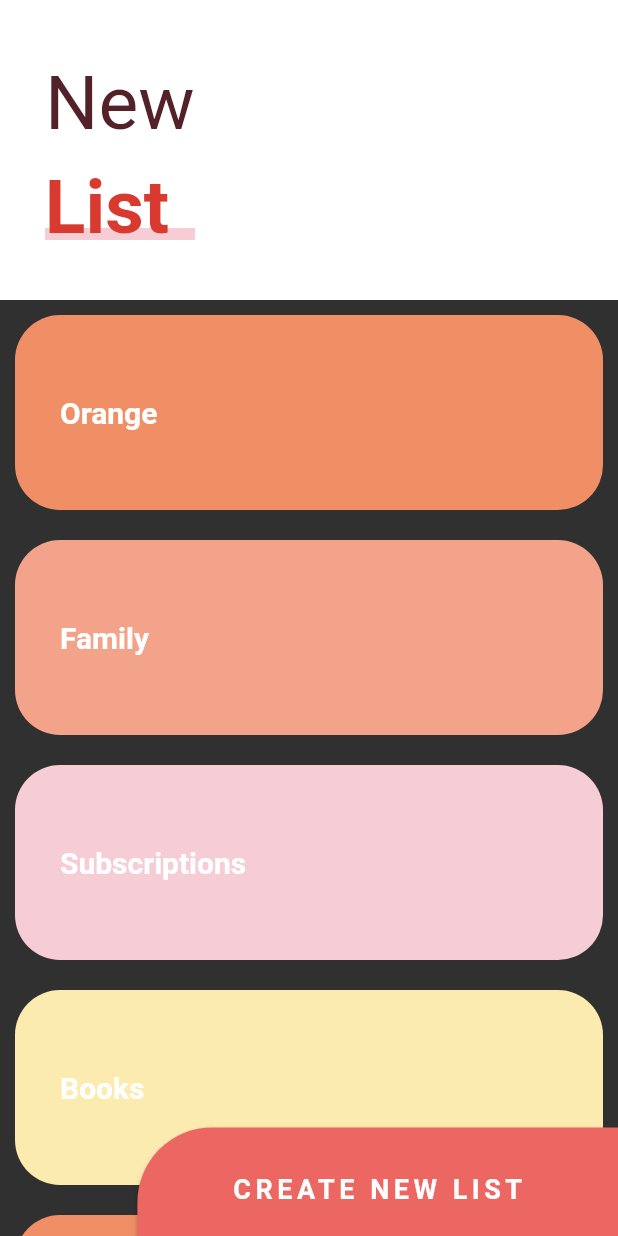
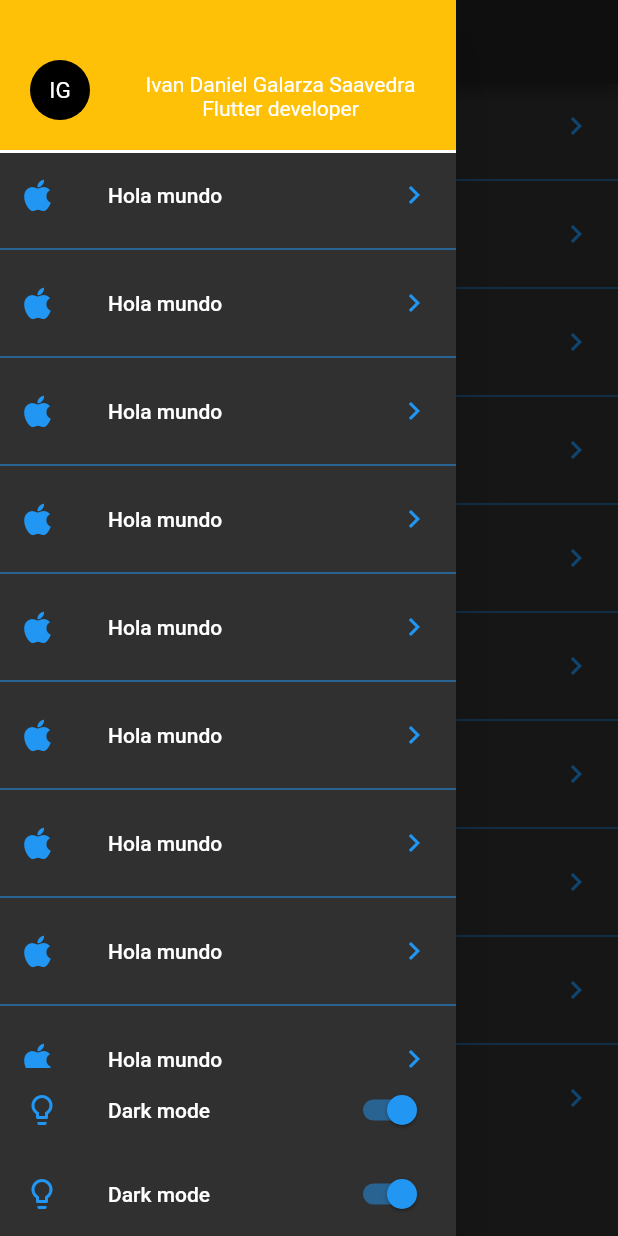
Before and after one commit to IdGalarzaSa/flutter-designs-and-animations, a Flutter app: the screen it shows after launch, with the side drawer open (before the commit the screen has no drawer), on a phone screen of 412 x 824 dp. Run offline on Flutter 3.47's test engine with Material 2 defaults, Android fonts, the phone set to English and light mode, and no system bars; our stand-ins replace animate_do, flutter_svg, font_awesome_flutter.

Commit message:
Fix text overflow

```diff
--- a/lib/main.dart
+++ b/lib/main.dart
@@ -4,6 +4,7 @@ import 'package:flutter_designs/pages/animations_page.dart';
 import 'package:flutter_designs/labs/circular_animation_lab.dart';
 import 'package:flutter_designs/pages/emergency_page.dart';
 import 'package:flutter_designs/pages/header_page.dart';
+import 'package:flutter_designs/pages/launcher_page.dart';
 import 'package:flutter_designs/pages/pinterest_page.dart';
 import 'package:flutter_designs/pages/progress_page.dart';
 import 'package:flutter_designs/labs/slideshow_lab.dart';
@@ -17,7 +18,7 @@ class MyApp extends StatelessWidget {
   Widget build(BuildContext context) {
     return MaterialApp(
       title: 'Material App',
-      initialRoute: SliverListPage.routeName,
+      initialRoute: LauncherPage.routeName,
       routes: {
         HeaderPage.routeName: (BuildContext context) => HeaderPage(),
         AnimationsPage.routeName: (BuildContext context) => AnimationsPage(),
@@ -29,6 +30,7 @@ class MyApp extends StatelessWidget {
         PinterestPage.routeName: (BuildContext context) => PinterestPage(),
         EmergencyPage.routeName: (BuildContext context) => EmergencyPage(),
         SliverListPage.routeName: (BuildContext context) => SliverListPage(),
+        LauncherPage.routeName: (BuildContext context) => LauncherPage(),
       },
       theme: ThemeData.dark(),
     );
--- /dev/null
+++ b/lib/pages/launcher_page.dart
@@ -0,0 +1,122 @@
+import 'package:flutter/cupertino.dart';
+import 'package:flutter/material.dart';
+import 'package:font_awesome_flutter/font_awesome_flutter.dart';
+
+class LauncherPage extends StatelessWidget {
+  static final String routeName = 'LauncherPage';
+
+  @override
+  Widget build(BuildContext context) {
+    return Scaffold(
+      appBar: AppBar(title: Text('Diseños flutter')),
+      drawer: _Drawer(),
+      body: _DesignList(),
+    );
+  }
+}
+
+class _Drawer extends StatelessWidget {
+  @override
+  Widget build(BuildContext context) {
+    return Drawer(
+      child: Container(
+        child: Column(
+          children: [
+            _headerDrawer(),
+            Container(
+              width: double.infinity,
+              height: 2,
+              color: Colors.white,
+            ),
+            Expanded(
+              child: _DesignList(),
+            ),
+            ListTile(
+              leading: Icon(Icons.lightbulb_outline, color: Colors.blue),
+              title: Text('Dark mode'),
+              trailing: Switch.adaptive(value: true, onChanged: (newValue) {}, activeColor: Colors.blue),
+            ),
+            SafeArea(
+              bottom: true,
+              left: false,
+              right: false,
+              top: false,
+              child: ListTile(
+                leading: Icon(Icons.lightbulb_outline, color: Colors.blue),
+                title: Text('Dark mode'),
+                trailing: Switch.adaptive(value: true, onChanged: (newValue) {}, activeColor: Colors.blue),
+              ),
+            )
+          ],
+        ),
+      ),
+    );
+  }
+
+  Widget _headerDrawer() {
+    return Container(
+        padding: EdgeInsets.all(20),
+        height: 100,
+        width: double.infinity,
+        color: Colors.amber,
+        child: SafeArea(
+          bottom: false,
+          top: false,
+          right: false,
+          child: Flexible(
+            child: Row(
+              mainAxisAlignment: MainAxisAlignment.center,
+              crossAxisAlignment: CrossAxisAlignment.end,
+              children: [
+                CircleAvatar(
+                  child: Text(
+                    'IG',
+                    style: TextStyle(fontSize: 15),
+                  ),
+                ),
+                SizedBox(
+                  width: 30,
+                ),
+                Expanded(
+                  child: Column(
+                    mainAxisAlignment: MainAxisAlignment.end,
+                    crossAxisAlignment: CrossAxisAlignment.center,
+                    children: [
+                      Text(
+                        "Ivan Daniel Galarza Saavedra",
+                        textAlign: TextAlign.center,
+                      ),
+                      Text("Flutter developer"),
+                    ],
+                  ),
+                )
+              ],
+            ),
+          ),
+        ));
+  }
+}
+
+class _DesignList extends StatelessWidget {
+  @override
+  Widget build(BuildContext context) {
+    return ListView.separated(
+      itemCount: 10,
+      physics: BouncingScrollPhysics(),
+      separatorBuilder: (BuildContext context, int index) => Divider(
+        color: Colors.blue,
+      ),
+      itemBuilder: (BuildContext context, int index) => ListTile(
+        leading: FaIcon(
+          FontAwesomeIcons.apple,
+          color: Colors.blue,
+        ),
+        title: Text('Hola mundo'),
+        trailing: Icon(
+          Icons.chevron_right,
+          color: Colors.blue,
+        ),
+      ),
+    );
+  }
+}
--- /dev/null
+++ b/lib/theme/theme.dart
@@ -0,0 +1,22 @@
+import 'package:flutter/material.dart';
+
+class ThemeChanger extends ChangeNotifier {
+  bool _darkTheme = false;
+  bool _customTheme = false;
+
+  bool get dartTheme => this._darkTheme;
+
+  bool get customTheme => this._customTheme;
+
+  set dartTheme(bool newValue) {
+    _customTheme = false;
+    _darkTheme = newValue;
+    notifyListeners();
+  }
+
+  set customTheme(bool newValue) {
+    _customTheme = newValue;
+    _darkTheme = false;
+    notifyListeners();
+  }
+}
```
